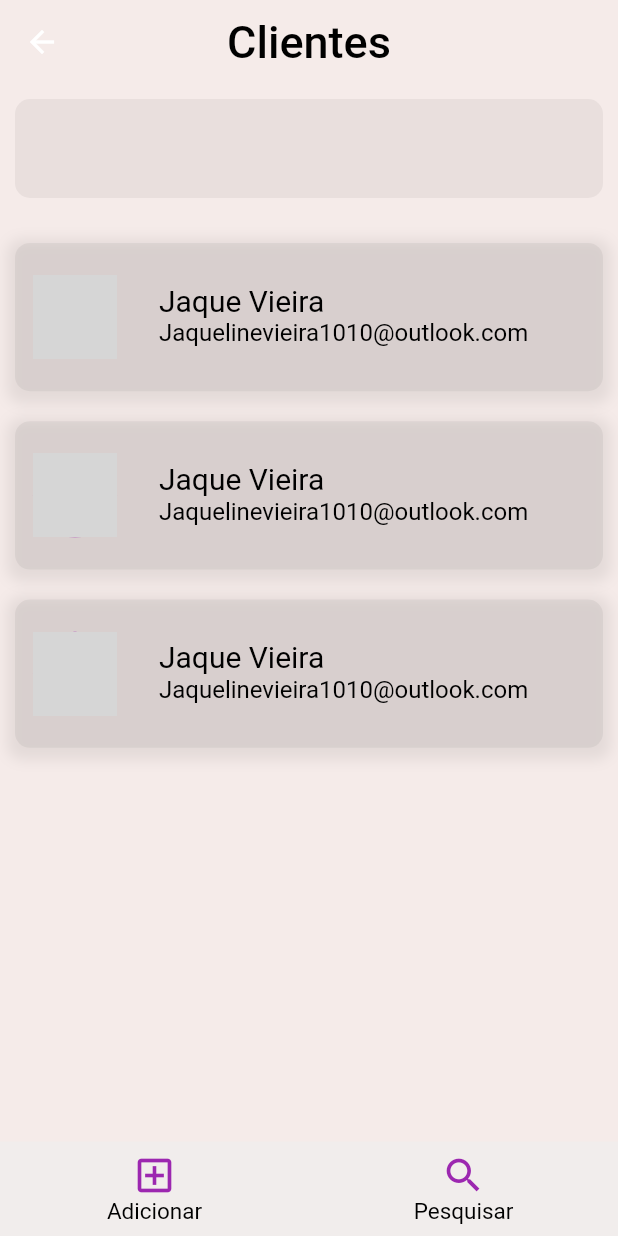
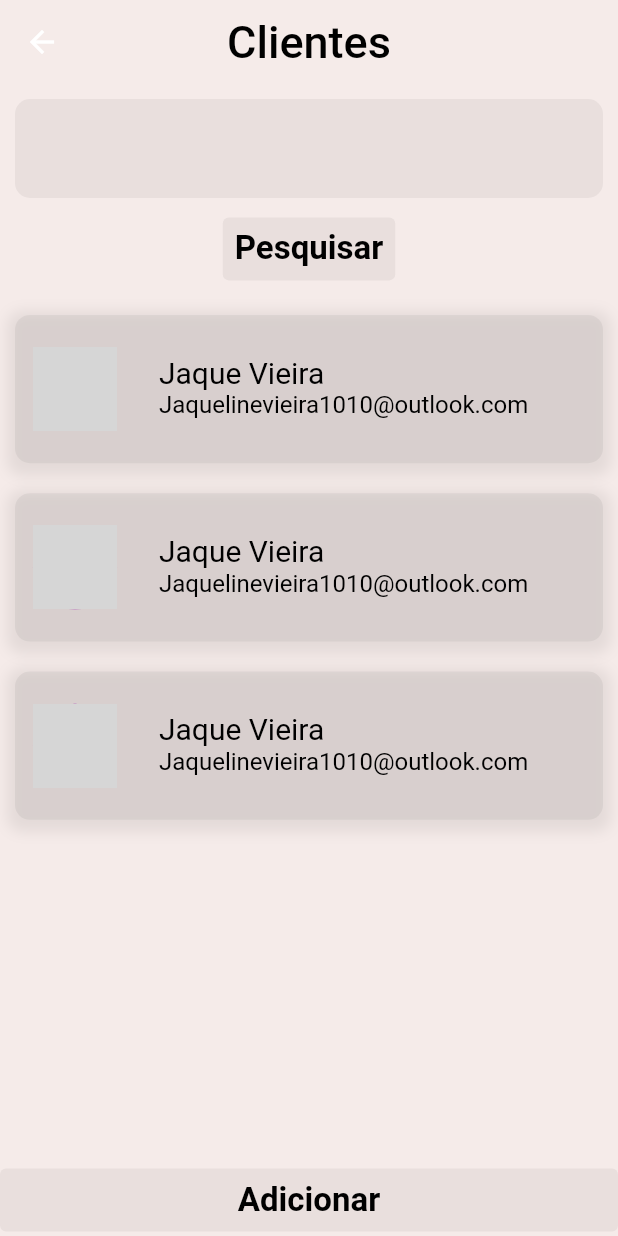
Before and after one commit to CodNameLouis/Clients-Manager, a Flutter app: the screen it shows after launch, on a phone screen of 412 x 824 dp. Run offline on Flutter 3.47's test engine with Material 2 defaults, Android fonts, the light colour scheme and no system bars; our stand-ins replace get; network calls fail; grey boxes are pictures that could not be loaded.

Commit message:
[UP]Update front

```diff
--- a/lib/presenter/add_clients/widgets/body_add_clients.dart
+++ b/lib/presenter/add_clients/widgets/body_add_clients.dart
@@ -31,7 +31,10 @@ class BodyAddClients extends StatelessWidget {
           labelText: "Email",
           prefixIcon: Icons.email,
         ),
-        const DefaultTextButton(title: 'Adicionar foto'),
+        DefaultTextButton(
+          title: 'Adicionar foto',
+          taped: () {},
+        ),
       ],
     );
   }
--- a/lib/presenter/clients_details/clients_details_controller.dart
+++ b/lib/presenter/clients_details/clients_details_controller.dart
@@ -1,3 +1,5 @@
 import 'package:get/get.dart';
 
-class ClientsDetailsController extends GetxController {}
+class ClientsDetailsController extends GetxController {
+  static ClientsDetailsController get to => Get.find();
+}
--- a/lib/presenter/edit_client/widgets/body_edit_client.dart
+++ b/lib/presenter/edit_client/widgets/body_edit_client.dart
@@ -30,7 +30,10 @@ class BodyEditClient extends StatelessWidget {
           labelText: "Email",
           prefixIcon: Icons.email,
         ),
-        const DefaultTextButton(title: 'Alterar foto')
+        DefaultTextButton(
+          title: 'Alterar foto',
+          taped: () {},
+        )
       ],
     );
   }
--- a/lib/presenter/home/home_controller.dart
+++ b/lib/presenter/home/home_controller.dart
@@ -1,14 +1,6 @@
-import 'package:clients_manager/presenter/add_clients/add_clients_page.dart';
 import 'package:get/get.dart';
 
 class HomeController extends GetxController {
-  int currentIndex = 0;
+  static HomeController get to => Get.find();
 
-  selectItem(int index) {
-    if (index == 0) {
-      return Get.toNamed(AddClientsPage.route);
-    }
-    currentIndex = index;
-    update();
-  }
 }
--- a/lib/presenter/home/home_page.dart
+++ b/lib/presenter/home/home_page.dart
@@ -1,9 +1,10 @@
+import 'package:clients_manager/shared/widgets/default_text_button.dart';
 import 'package:flutter/material.dart';
 import 'package:get/get.dart';
 
 import './home_controller.dart';
+import '../../routes/routes_imports.dart';
 import 'widgets/body_home.dart';
-import 'widgets/custom_bottom_navigation_bar.dart';
 
 class HomePage extends GetView<HomeController> {
   const HomePage({Key? key}) : super(key: key);
@@ -31,7 +32,12 @@ class HomePage extends GetView<HomeController> {
         body: const SingleChildScrollView(
           child: BodyHome(),
         ),
-        bottomNavigationBar: const CustomBottomNavigationBar(),
+        bottomNavigationBar: DefaultTextButton(
+          title: 'Adicionar',
+          taped: () {
+            Get.toNamed(AddClientsPage.route);
+          },
+        ),
       ),
     );
   }
--- a/lib/presenter/home/widgets/body_home.dart
+++ b/lib/presenter/home/widgets/body_home.dart
@@ -1,4 +1,5 @@
 import 'package:clients_manager/shared/widgets/defaultTextFormField.dart';
+import 'package:clients_manager/shared/widgets/default_text_button.dart';
 import 'package:flutter/material.dart';
 
 import 'card_info_clients.dart';
@@ -13,6 +14,7 @@ class BodyHome extends StatelessWidget {
     return Column(
       children: [
         DefaultTextFormWidget(height: height, width: width),
+        DefaultTextButton(title: "Pesquisar", taped: () {}),
         const SizedBox(
           height: 10,
         ),
--- a/lib/presenter/home/widgets/card_info_clients.dart
+++ b/lib/presenter/home/widgets/card_info_clients.dart
@@ -1,4 +1,6 @@
+import 'package:clients_manager/presenter/clients_details/clients_details_page.dart';
 import 'package:flutter/material.dart';
+import 'package:get/get.dart';
 
 class CardInfoClients extends StatelessWidget {
   const CardInfoClients({
@@ -12,7 +14,11 @@ class CardInfoClients extends StatelessWidget {
 
   @override
   Widget build(BuildContext context) {
-    return Container(
+    return GestureDetector(
+      onTap: () {
+        Get.toNamed(ClientsDetailsPage.route);
+      },
+      child: Container(
         margin: const EdgeInsets.all(10),
         height: height * 0.12,
         width: width * 1,
@@ -60,6 +66,7 @@ class CardInfoClients extends StatelessWidget {
             ),
           ],
         ),
+      ),
     );
   }
 }
--- a/lib/presenter/home/widgets/custom_bottom_navigation_bar.dart
+++ /dev/null
@@ -1,47 +0,0 @@
-import 'package:flutter/material.dart';
-import 'package:get/get.dart';
-
-import '../home_controller.dart';
-
-class CustomBottomNavigationBar extends StatelessWidget {
-  const CustomBottomNavigationBar({
-    Key? key,
-  }) : super(key: key);
-
-  @override
-  Widget build(BuildContext context) {
-    return GetBuilder<HomeController>(
-      builder: (_control) {
-        return BottomNavigationBar(
-          backgroundColor: Colors.grey.shade200.withOpacity(0.5),
-          elevation: 0,
-          type: BottomNavigationBarType.fixed,
-          selectedItemColor: Colors.black,
-          unselectedItemColor: Colors.black,
-          selectedFontSize: 15,
-          unselectedFontSize: 15,
-          iconSize: 30,
-          onTap: (int index) {
-            _control.selectItem(index);
-          },
-          items: const [
-            BottomNavigationBarItem(
-              label: "Adicionar",
-              icon: Icon(
-                Icons.add_box_outlined,
-                color: Colors.purple,
-              ),
-            ),
-            BottomNavigationBarItem(
-              label: "Pesquisar",
-              icon: Icon(
-                Icons.search,
-                color: Colors.purple,
-              ),
-            ),
-          ],
-        );
-      },
-    );
-  }
-}
--- a/lib/shared/widgets/default_text_button.dart
+++ b/lib/shared/widgets/default_text_button.dart
@@ -4,9 +4,11 @@ class DefaultTextButton extends StatelessWidget {
   const DefaultTextButton({
     Key? key,
     required this.title,
+    required this.taped,
   }) : super(key: key);
 
   final String title;
+  final Function() taped;
 
   @override
   Widget build(BuildContext context) {
@@ -22,7 +24,7 @@ class DefaultTextButton extends StatelessWidget {
           fontWeight: FontWeight.w600,
         ),
       ),
-      onPressed: () {},
+      onPressed: taped,
     );
   }
 }
```
Also changed, not shown: lib/presenter/clients_details/widgets/body_clients_details.dart (+7 -1 lines). Lines whose indentation alone changed are shown as unchanged.
